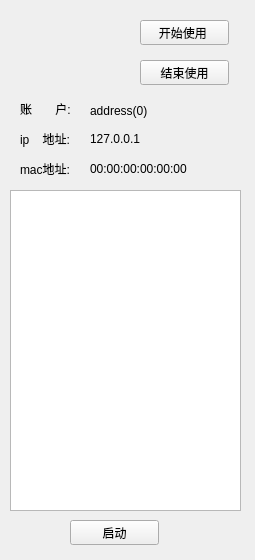
Zentions/SoftwareShareWin, file serveritem.ui: the form before one commit.
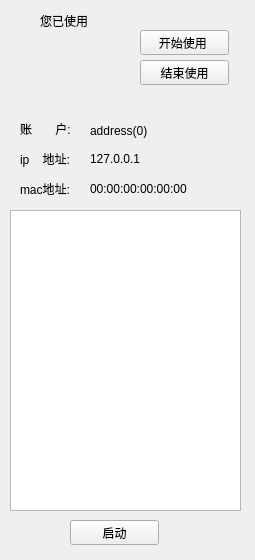
The form after the commit.

```diff
--- a/serveritem.ui
+++ b/serveritem.ui
@@ -17,7 +17,7 @@
    <property name="geometry">
     <rect>
      <x>20</x>
-     <y>100</y>
+     <y>120</y>
      <width>67</width>
      <height>17</height>
     </rect>
@@ -30,7 +30,7 @@
    <property name="geometry">
     <rect>
      <x>90</x>
-     <y>100</y>
+     <y>120</y>
      <width>161</width>
      <height>21</height>
     </rect>
@@ -43,7 +43,7 @@
    <property name="geometry">
     <rect>
      <x>140</x>
-     <y>20</y>
+     <y>30</y>
      <width>89</width>
      <height>25</height>
     </rect>
@@ -69,7 +69,7 @@
    <property name="geometry">
     <rect>
      <x>20</x>
-     <y>130</y>
+     <y>150</y>
      <width>67</width>
      <height>17</height>
     </rect>
@@ -82,7 +82,7 @@
    <property name="geometry">
     <rect>
      <x>90</x>
-     <y>130</y>
+     <y>150</y>
      <width>151</width>
      <height>17</height>
     </rect>
@@ -95,7 +95,7 @@
    <property name="geometry">
     <rect>
      <x>20</x>
-     <y>160</y>
+     <y>180</y>
      <width>67</width>
      <height>17</height>
     </rect>
@@ -108,7 +108,7 @@
    <property name="geometry">
     <rect>
      <x>90</x>
-     <y>160</y>
+     <y>180</y>
      <width>151</width>
      <height>17</height>
     </rect>
@@ -121,9 +121,9 @@
    <property name="geometry">
     <rect>
      <x>10</x>
-     <y>190</y>
+     <y>210</y>
      <width>231</width>
-     <height>321</height>
+     <height>301</height>
     </rect>
    </property>
   </widget>
@@ -144,7 +144,7 @@
    <property name="geometry">
     <rect>
      <x>20</x>
-     <y>20</y>
+     <y>40</y>
      <width>81</width>
      <height>71</height>
     </rect>
@@ -153,6 +153,45 @@
     <string/>
    </property>
   </widget>
+  <widget class="QLabel" name="label_8">
+   <property name="geometry">
+    <rect>
+     <x>140</x>
+     <y>90</y>
+     <width>111</width>
+     <height>21</height>
+    </rect>
+   </property>
+   <property name="text">
+    <string/>
+   </property>
+  </widget>
+  <widget class="QLabel" name="label_9">
+   <property name="geometry">
+    <rect>
+     <x>40</x>
+     <y>10</y>
+     <width>61</width>
+     <height>21</height>
+    </rect>
+   </property>
+   <property name="text">
+    <string>您已使用</string>
+   </property>
+  </widget>
+  <widget class="QLabel" name="label_10">
+   <property name="geometry">
+    <rect>
+     <x>110</x>
+     <y>10</y>
+     <width>81</width>
+     <height>21</height>
+    </rect>
+   </property>
+   <property name="text">
+    <string/>
+   </property>
+  </widget>
  </widget>
  <resources/>
  <connections/>
```
